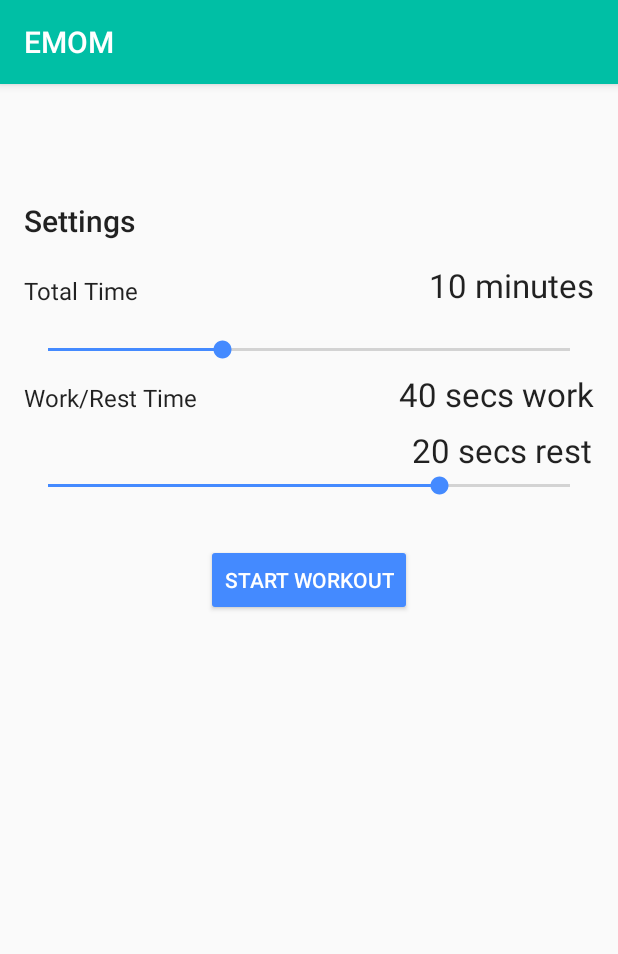
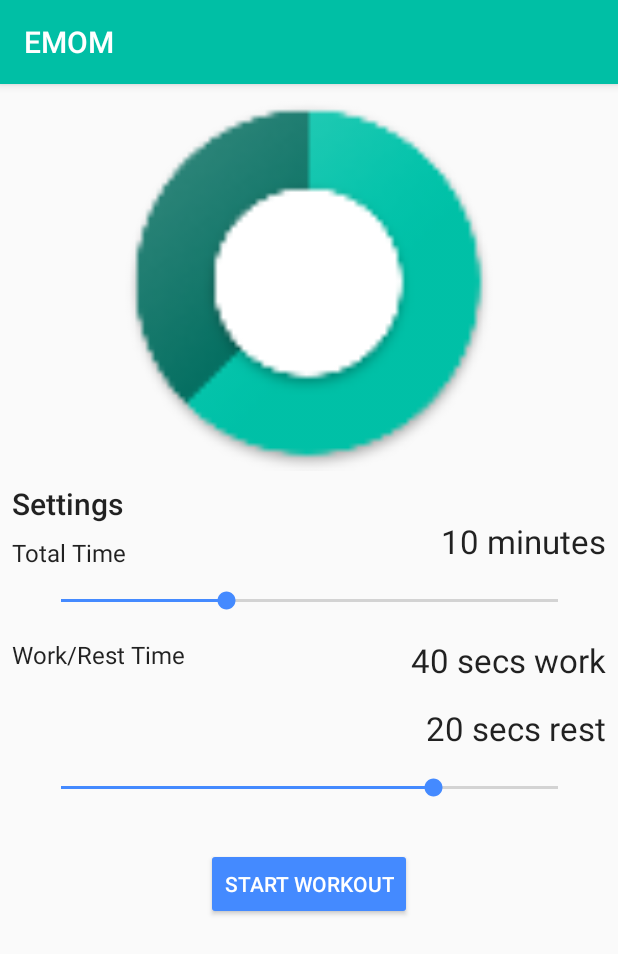
Before and after one commit to danielpape/EMOM, an Android app: the screen it shows after launch (MainActivity), on a phone screen of 412 x 824 dp. Shown: the top 954 px of the screen. Run offline under Robolectric (Android 15) with nearby library versions, the phone set to English and light mode, and no system bars.

Commit message:
Converted to constraint layout

```diff
--- a/app/src/main/java/com/danielpape/EMOM/WorkoutActivity.java
+++ b/app/src/main/java/com/danielpape/EMOM/WorkoutActivity.java
@@ -99,12 +99,15 @@ public class WorkoutActivity extends AppCompatActivity {
                         MediaPlayer mPlayer = MediaPlayer.create(getApplicationContext(), R.raw.countdownrest);
                         mPlayer.start();
                     }
+                    else if((minutes == 0) && (seconds == restTime)) {
+                        finish();
+                    }
 
                 }
 
                 @Override
                 public void onFinish() {
-
+                    finish();
 
                 }
             }.start();
--- a/app/src/main/res/layout/activity_main.xml
+++ b/app/src/main/res/layout/activity_main.xml
@@ -1,14 +1,10 @@
 <?xml version="1.0" encoding="utf-8"?>
-<RelativeLayout xmlns:android="http://schemas.android.com/apk/res/android"
+<android.support.constraint.ConstraintLayout xmlns:android="http://schemas.android.com/apk/res/android"
     xmlns:app="http://schemas.android.com/apk/res-auto"
     xmlns:tools="http://schemas.android.com/tools"
     android:id="@+id/activity_main"
     android:layout_width="match_parent"
     android:layout_height="match_parent"
-    android:paddingBottom="@dimen/activity_vertical_margin"
-    android:paddingLeft="@dimen/activity_horizontal_margin"
-    android:paddingRight="@dimen/activity_horizontal_margin"
-    android:paddingTop="@dimen/activity_vertical_margin"
     tools:context="com.danielpape.EMOM.MainActivity">
 
     <TextView
@@ -17,17 +13,29 @@
         android:layout_height="wrap_content"
         android:text="Total Time"
         android:textAppearance="@android:style/TextAppearance.Material.Menu"
-        android:layout_below="@+id/textView"
-        android:layout_alignParentStart="true"
-        android:layout_marginTop="22dp" />
+        tools:layout_conversion_absoluteX="16dp"
+        tools:layout_conversion_absoluteY="335dp"
+        tools:layout_conversion_absoluteWidth="76dp"
+        tools:layout_conversion_absoluteHeight="18dp"
+        android:layout_marginTop="8dp"
+        android:layout_marginLeft="8dp"
+        app:layout_constraintTop_toBottomOf="@+id/textView"
+        app:layout_constraintLeft_toLeftOf="parent" />
 
     <SeekBar
         android:id="@+id/timeSlider"
-        android:layout_width="match_parent"
+        android:layout_width="363dp"
         android:layout_height="wrap_content"
-        android:layout_below="@+id/textView5"
-        android:layout_alignParentStart="true"
-        android:layout_marginTop="19dp" />
+        tools:layout_conversion_absoluteX="16dp"
+        tools:layout_conversion_absoluteY="373dp"
+        tools:layout_conversion_absoluteWidth="379dp"
+        tools:layout_conversion_absoluteHeight="18dp"
+        android:layout_marginTop="16dp"
+        app:layout_constraintTop_toBottomOf="@+id/totalTimeTextView"
+        android:layout_marginLeft="8dp"
+        app:layout_constraintLeft_toLeftOf="parent"
+        android:layout_marginRight="8dp"
+        app:layout_constraintRight_toRightOf="parent" />
 
     <TextView
         android:id="@+id/totalTimeTextView"
@@ -35,8 +43,16 @@
         android:layout_height="wrap_content"
         android:text="10 minutes"
         android:textAppearance="@android:style/TextAppearance.Material.Large"
-        android:layout_alignBottom="@+id/textView5"
-        android:layout_alignParentEnd="true" />
+        tools:layout_conversion_absoluteX="286dp"
+        tools:layout_conversion_absoluteY="328dp"
+        tools:layout_conversion_absoluteWidth="108dp"
+        tools:layout_conversion_absoluteHeight="26dp"
+        android:layout_marginLeft="8dp"
+        android:layout_marginRight="8dp"
+        app:layout_constraintRight_toRightOf="parent"
+        android:layout_marginTop="32dp"
+        app:layout_constraintTop_toBottomOf="@+id/imageView"
+        app:layout_constraintHorizontal_bias="0.502" />
 
     <TextView
         android:id="@+id/textView7"
@@ -44,9 +60,14 @@
         android:layout_height="wrap_content"
         android:text="Work/Rest Time"
         android:textAppearance="@android:style/TextAppearance.Material.Menu"
-        android:layout_marginTop="12dp"
-        android:layout_below="@+id/timeSlider"
-        android:layout_alignParentStart="true" />
+        tools:layout_conversion_absoluteX="16dp"
+        tools:layout_conversion_absoluteY="403dp"
+        tools:layout_conversion_absoluteWidth="116dp"
+        tools:layout_conversion_absoluteHeight="18dp"
+        android:layout_marginTop="16dp"
+        android:layout_marginLeft="8dp"
+        app:layout_constraintTop_toBottomOf="@+id/timeSlider"
+        app:layout_constraintLeft_toLeftOf="parent" />
 
     <TextView
         android:id="@+id/workTextView"
@@ -54,9 +75,14 @@
         android:layout_height="wrap_content"
         android:text="40 secs work"
         android:textAppearance="@android:style/TextAppearance.Material.Large"
-        android:layout_alignBaseline="@+id/textView7"
-        android:layout_alignBottom="@+id/textView7"
-        android:layout_alignParentEnd="true" />
+        tools:layout_conversion_absoluteX="266dp"
+        tools:layout_conversion_absoluteY="397dp"
+        tools:layout_conversion_absoluteWidth="128dp"
+        tools:layout_conversion_absoluteHeight="26dp"
+        android:layout_marginTop="16dp"
+        app:layout_constraintTop_toBottomOf="@+id/timeSlider"
+        android:layout_marginRight="8dp"
+        app:layout_constraintRight_toRightOf="parent" />
 
     <TextView
         android:id="@+id/restTextView"
@@ -64,26 +90,31 @@
         android:layout_height="wrap_content"
         android:text="20 secs rest"
         android:textAppearance="@android:style/TextAppearance.Material.Large"
-        android:layout_below="@+id/workTextView"
-        android:layout_toEndOf="@+id/statusChangeButton"
-        android:layout_marginTop="8dp" />
+        tools:layout_conversion_absoluteX="274dp"
+        tools:layout_conversion_absoluteY="431dp"
+        tools:layout_conversion_absoluteWidth="118dp"
+        tools:layout_conversion_absoluteHeight="26dp"
+        android:layout_marginTop="16dp"
+        app:layout_constraintTop_toBottomOf="@+id/workTextView"
+        android:layout_marginRight="8dp"
+        app:layout_constraintRight_toRightOf="parent" />
 
     <SeekBar
         android:id="@+id/workRestSlider"
-        android:layout_width="match_parent"
+        android:layout_width="363dp"
         android:layout_height="wrap_content"
         android:max="60"
         android:progress="40"
-        android:layout_below="@+id/restTextView"
-        android:layout_alignParentStart="true" />
-
-    <android.support.v7.widget.CardView
-        android:layout_width="match_parent"
-        android:layout_height="wrap_content"
-        android:layout_above="@+id/textView5"
-        android:layout_alignParentStart="true"
-        android:layout_marginBottom="42dp"
-        android:id="@+id/cardView" />
+        tools:layout_conversion_absoluteX="16dp"
+        tools:layout_conversion_absoluteY="465dp"
+        tools:layout_conversion_absoluteWidth="379dp"
+        tools:layout_conversion_absoluteHeight="18dp"
+        android:layout_marginTop="16dp"
+        app:layout_constraintTop_toBottomOf="@+id/restTextView"
+        android:layout_marginLeft="8dp"
+        app:layout_constraintLeft_toLeftOf="parent"
+        android:layout_marginRight="8dp"
+        app:layout_constraintRight_toRightOf="parent" />
 
     <TextView
         android:id="@+id/textView"
@@ -91,21 +122,50 @@
         android:layout_height="wrap_content"
         android:text="Settings"
         android:textAppearance="@android:style/TextAppearance.Material.Title"
-        android:layout_alignParentStart="true"
-        android:layout_marginTop="61dp" />
+        tools:layout_conversion_absoluteX="16dp"
+        tools:layout_conversion_absoluteY="289dp"
+        tools:layout_conversion_absoluteWidth="73dp"
+        tools:layout_conversion_absoluteHeight="23dp"
+        android:layout_marginTop="8dp"
+        android:layout_marginLeft="8dp"
+        app:layout_constraintTop_toBottomOf="@+id/imageView"
+        app:layout_constraintLeft_toLeftOf="parent" />
 
     <Button
         android:id="@+id/statusChangeButton"
         style="@style/Widget.AppCompat.Button"
         android:layout_width="wrap_content"
         android:layout_height="wrap_content"
-        android:layout_marginTop="30dp"
         android:backgroundTint="@color/colorAccent"
         android:elevation="0dp"
         android:onClick="controlTimer"
         android:text="Start Workout"
         android:textAppearance="@style/TextAppearance.AppCompat.Widget.Button.Inverse"
-        android:layout_below="@+id/workRestSlider"
-        android:layout_centerHorizontal="true" />
+        tools:layout_conversion_absoluteX="136dp"
+        tools:layout_conversion_absoluteY="513dp"
+        tools:layout_conversion_absoluteWidth="138dp"
+        tools:layout_conversion_absoluteHeight="48dp"
+        android:layout_marginTop="31dp"
+        app:layout_constraintTop_toBottomOf="@+id/workRestSlider"
+        android:layout_marginRight="8dp"
+        app:layout_constraintRight_toRightOf="parent"
+        android:layout_marginLeft="8dp"
+        app:layout_constraintLeft_toLeftOf="parent" />
 
-</RelativeLayout>
+    <ImageView
+        android:id="@+id/imageView"
+        android:layout_width="match_parent"
+        android:layout_height="250dp"
+        android:layout_marginBottom="8dp"
+        android:layout_marginLeft="0dp"
+        android:layout_marginRight="0dp"
+        android:layout_marginTop="0dp"
+        app:layout_constraintBottom_toTopOf="@+id/timeSlider"
+        app:layout_constraintHorizontal_bias="0.0"
+        app:layout_constraintLeft_toLeftOf="parent"
+        app:layout_constraintRight_toRightOf="parent"
+        app:layout_constraintTop_toTopOf="parent"
+        app:layout_constraintVertical_bias="0.101"
+        app:srcCompat="@mipmap/ic_launcher" />
+
+</android.support.constraint.ConstraintLayout>
--- a/app/src/main/res/layout/activity_workout.xml
+++ b/app/src/main/res/layout/activity_workout.xml
@@ -22,7 +22,8 @@
         app:layout_constraintTop_toTopOf="parent"
         app:layout_constraintVertical_bias="0.2"
         android:layout_marginLeft="8dp"
-        app:layout_constraintLeft_toLeftOf="parent" />
+        app:layout_constraintLeft_toLeftOf="parent"
+        app:layout_constraintHorizontal_bias="0.294" />
 
     <ProgressBar
         android:id="@+id/periodProgressBar"
```
